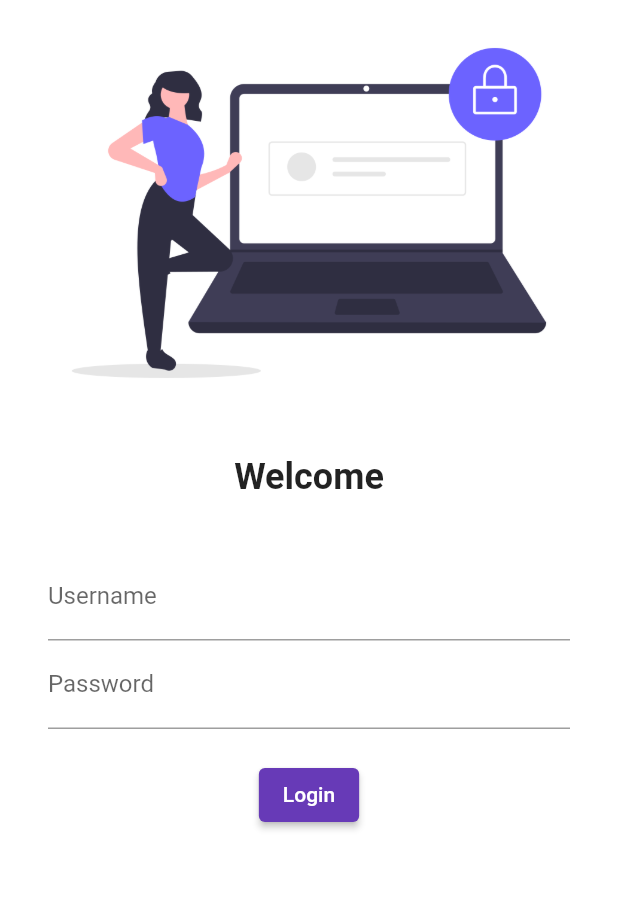
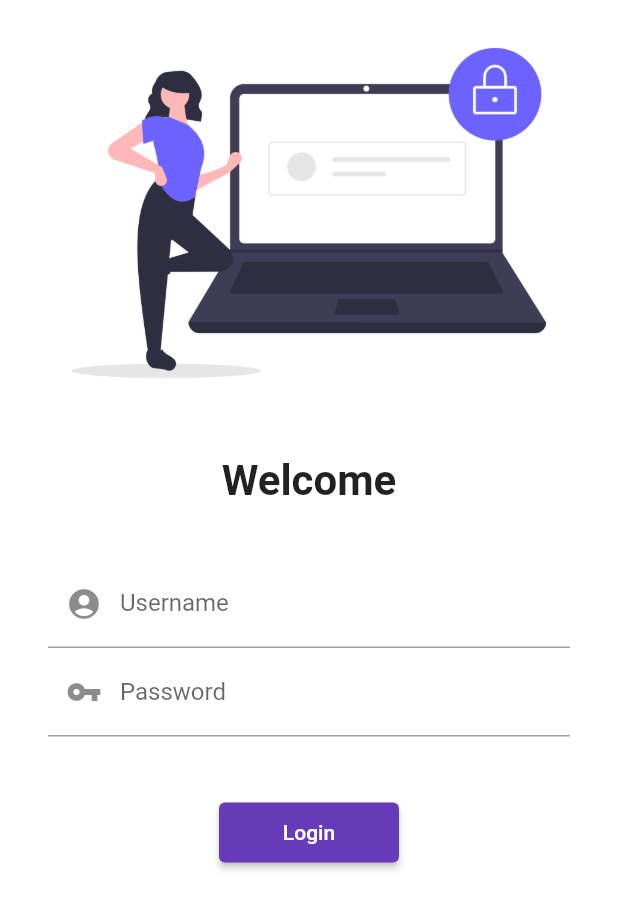
Before and after one commit to Jeet-Manojit/Flutter, a Flutter app: the screen it shows after launch, on a phone screen of 412 x 824 dp. Shown: the top 909 px of the screen. Run offline on Flutter 3.47's test engine with Material 2 defaults, Android fonts, the phone set to English and light mode, and no system bars.

Commit message:
Day 5 completed

```diff
--- a/lib/main.dart
+++ b/lib/main.dart
@@ -3,6 +3,7 @@ import 'package:flutter/cupertino.dart';
 import 'package:flutter/material.dart';
 import 'package:flutter_demo/pages/home_page.dart';
 import 'package:flutter_demo/pages/login_page.dart';
+import 'package:flutter_demo/utils/routes.dart';
 
 void main() {
   runApp(const MyApp());
@@ -10,7 +11,6 @@ void main() {
 
 class MyApp extends StatelessWidget {
   const MyApp({Key? key}) : super(key: key);
-
   @override
   Widget build(BuildContext context) {
     return MaterialApp(
@@ -18,11 +18,10 @@ class MyApp extends StatelessWidget {
       theme: ThemeData(
           brightness: Brightness.light, primarySwatch: Colors.deepPurple),
       darkTheme: ThemeData(brightness: Brightness.dark),
-      initialRoute: "/",
+      initialRoute: MyRoutes.loginRoute,
       routes: {
-        "/": (context) => LoginPage(),
-        "/home": (context) => HomePage(),
-        "/login": (context) => LoginPage()
+        MyRoutes.loginRoute: (context) => LoginPage(),
+        MyRoutes.homeRoute: (context) => HomePage(),
       },
     );
   }
--- a/lib/pages/login_page.dart
+++ b/lib/pages/login_page.dart
@@ -2,6 +2,7 @@ import 'dart:ui';
 
 import 'package:flutter/material.dart';
 import 'package:flutter_demo/pages/home_page.dart';
+import 'package:flutter_demo/utils/routes.dart';
 
 class LoginPage extends StatelessWidget {
   const LoginPage({Key? key}) : super(key: key);
@@ -10,6 +11,7 @@ class LoginPage extends StatelessWidget {
   Widget build(BuildContext context) {
     return Material(
       color: Colors.white,
+      child: SingleChildScrollView(
         child: Column(
           children: [
             Image.asset(
@@ -20,7 +22,7 @@ class LoginPage extends StatelessWidget {
             Text(
               "Welcome",
               style: TextStyle(
-              fontSize: 24,
+                fontSize: 28,
                 fontWeight: FontWeight.bold,
               ),
             ),
@@ -33,6 +35,7 @@ class LoginPage extends StatelessWidget {
                 children: [
                   TextFormField(
                     decoration: InputDecoration(
+                      prefixIcon: Icon(Icons.account_circle),
                       hintText: "Enter Username",
                       labelText: "Username",
                     ),
@@ -40,17 +43,17 @@ class LoginPage extends StatelessWidget {
                   TextFormField(
                     obscureText: true,
                     decoration: InputDecoration(
+                      prefixIcon: Icon(Icons.vpn_key),
                       hintText: "Enter Password",
                       labelText: "Password",
                     ),
                   ),
-                SizedBox(height: 20),
+                  SizedBox(height: 40),
                   ElevatedButton(
                     onPressed: () {
-                    Navigator.push(context,
-                        MaterialPageRoute(builder: (context) => HomePage()));
+                      Navigator.pushNamed(context, MyRoutes.homeRoute);
                     },
-                  style: ButtonStyle(),
+                    style: TextButton.styleFrom(minimumSize: Size(120, 40)),
                     child: Text("Login"),
                   )
                 ],
@@ -58,6 +61,7 @@ class LoginPage extends StatelessWidget {
             )
           ],
         ),
+      ),
     );
   }
 }
--- /dev/null
+++ b/lib/utils/routes.dart
@@ -0,0 +1,5 @@
+class MyRoutes {
+  static String loginRoute = "/login";
+  static String homeRoute = "/home";
+
+}
```
Also changed, not shown: assets/images/logo.PNG (added). Lines whose indentation alone changed are shown as unchanged.
